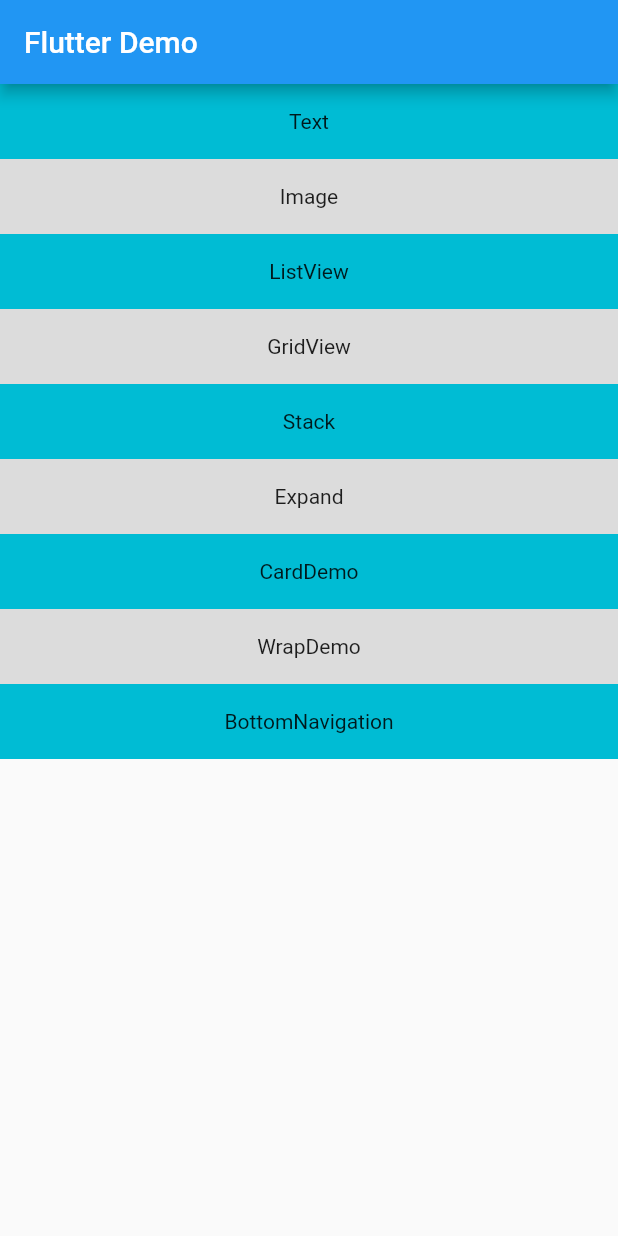
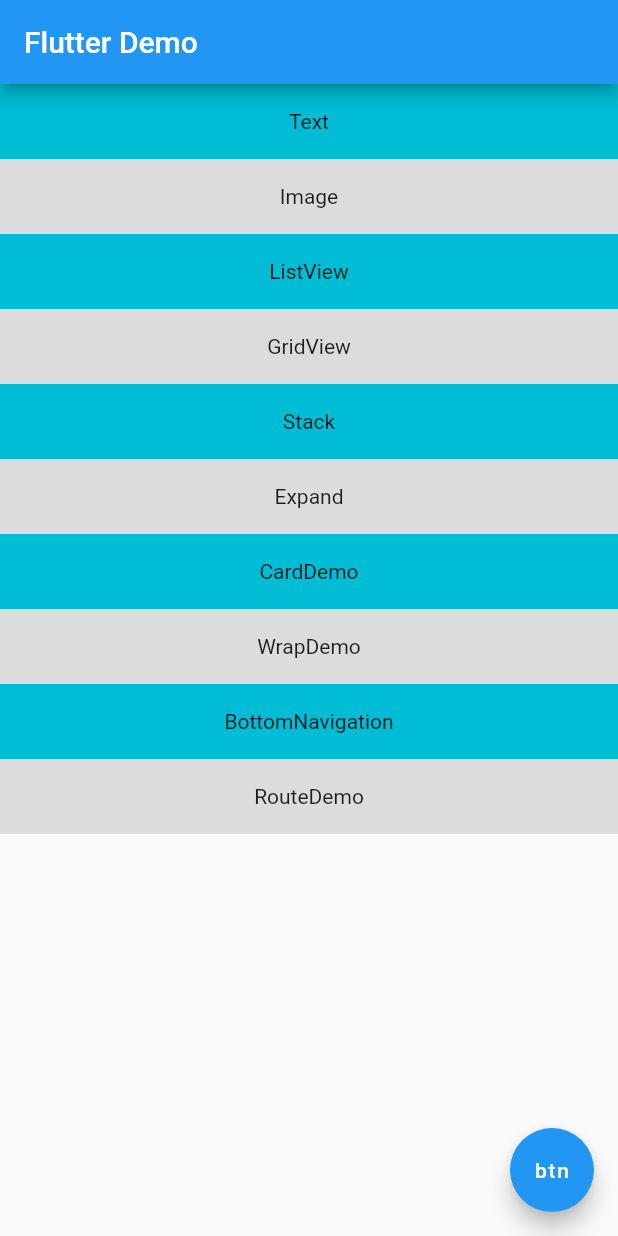
Before and after one commit to kongxs/flutter_demp, a Flutter app: the screen it shows after launch, on a phone screen of 412 x 824 dp. Run offline on Flutter 3.47's test engine with Material 2 defaults, Android fonts, the phone set to English and light mode, and no system bars; our stand-ins replace fluttertoast.

Commit message:
命名路由router 的使用

```diff
--- a/flutter_app/lib/BaseWidget.dart
+++ b/flutter_app/lib/BaseWidget.dart
@@ -3,8 +3,11 @@ import 'package:flutter/material.dart';
 
 abstract class BaseStateLessWidget extends StatelessWidget implements BaseWidget {
 
+  var context ;
+
   @override
   Widget build(BuildContext context) {
+    this.context = context;
     return Scaffold(
       appBar: AppBar(
         title: Text(getTitle() == null ? "" : getTitle()),
--- a/flutter_app/lib/main.dart
+++ b/flutter_app/lib/main.dart
@@ -9,6 +9,10 @@ import 'package:flutter_app/widgets/StackDemo.dart';
 import 'package:flutter_app/widgets/WrapDemo.dart';
 import './widgets/TextDemo.dart';
 import 'package:fluttertoast/fluttertoast.dart';
+
+import 'widgets/RouteDemo.dart';
+import 'widgets/tabs/HomeTabs.dart';
+import 'widgets/tabs/SearchTabs.dart';
 
 void main() => runApp(MyApp());
 
@@ -22,6 +26,10 @@ class MyApp extends StatelessWidget {
         primarySwatch: Colors.blue,
       ),
       home: MyHomePage(title: 'Flutter Demo Home Page'),
+      routes: {
+        '/home':(context) => HomeTabs(),
+        '/search':(context) => SearchTabs(),
+      },
     );
   }
 }
@@ -30,7 +38,7 @@ class MyHomePage extends StatelessWidget {
 
 
   var widgets = ["Text" , "Image","ListView" , "GridView" ,"Stack","Expand","CardDemo","WrapDemo"
-  ,"BottomNavigation" , ];
+  ,"BottomNavigation" , "RouteDemo" ,];
 
   var colors = [Colors.cyan,Colors.black12];
 
@@ -58,6 +66,13 @@ class MyHomePage extends StatelessWidget {
             itemCount: widgets.length,
         )
       ),
+       floatingActionButton: FloatingActionButton(
+         //命名路由
+         child: Text("btn"),
+         onPressed: () => {
+           Navigator.pushNamed(context, '/home'),
+         },
+       ),
     );
   }
 
@@ -75,6 +90,7 @@ class MyHomePage extends StatelessWidget {
       onTap: ()=> onItemClick(context,index),
     );
   }
+
 
   onItemClick(BuildContext context,int index) {
 
@@ -108,6 +124,9 @@ class MyHomePage extends StatelessWidget {
         case "BottomNavigation" :
         page = BottomNavigation("hello");
         break;
+        case "RouteDemo" :
+        page = RouteDemo();
+        break;
       default:
         break;
     }
```
Also changed, not shown: flutter_app/lib/widgets/RouteDemo.dart (added, +44 -0 lines).
